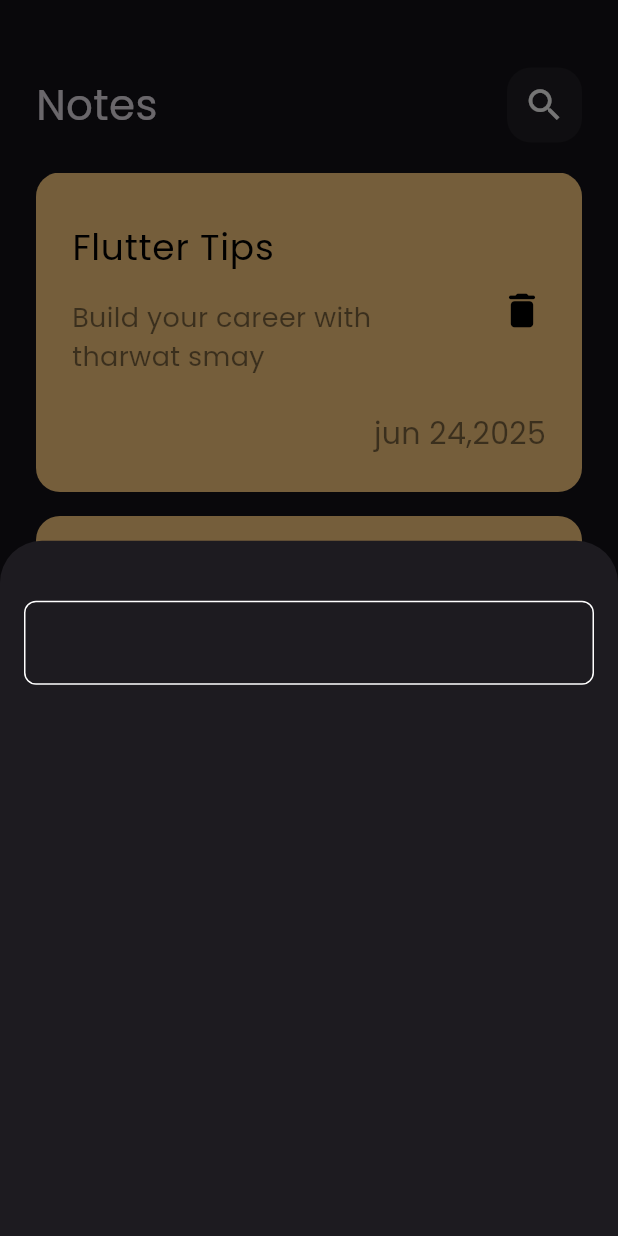
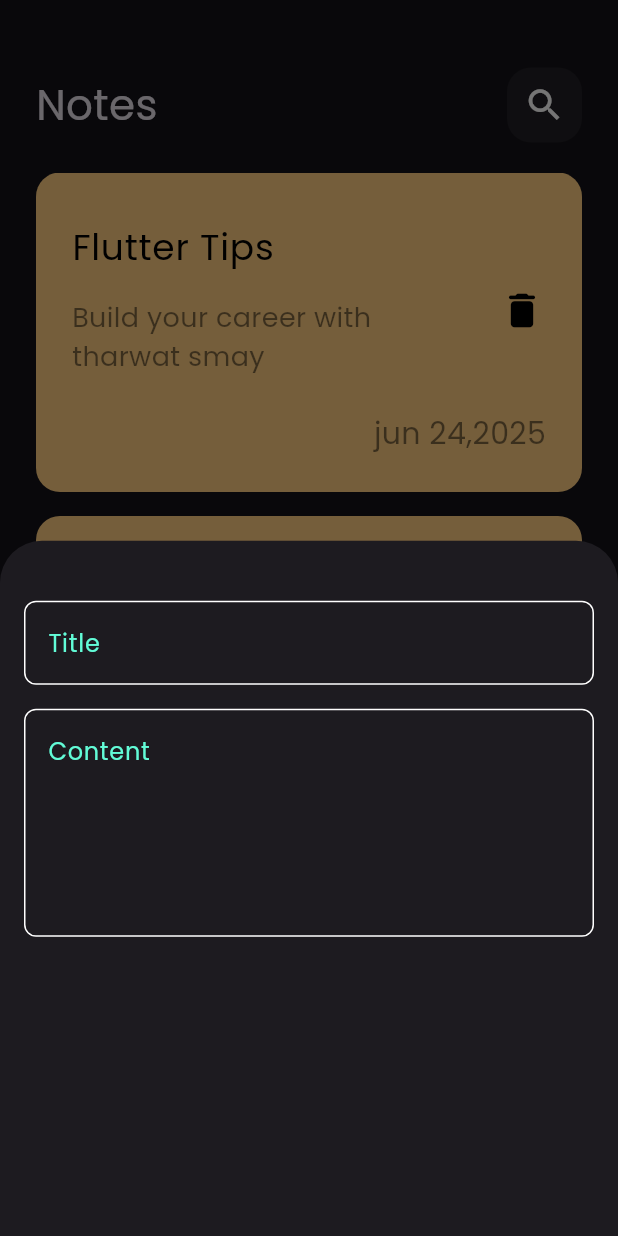
Before and after one commit to a7med287/notes, a Flutter app: the screen it shows after launch, after a tap on the "add" icon, on a phone screen of 412 x 824 dp. Run offline on Flutter 3.47's test engine with Material 3 defaults, Android fonts, the phone set to English and light mode, and no system bars.

Commit message:
add content field to the notes bottom sheet

```diff
--- a/lib/views/widgets/add_note_bottom_sheet.dart
+++ b/lib/views/widgets/add_note_bottom_sheet.dart
@@ -1,10 +1,9 @@
 import 'package:flutter/material.dart';
 
 import 'custom_text_field.dart';
+
 class AddNoteBottomSheet extends StatelessWidget {
-  const AddNoteBottomSheet({
-    super.key,
-  });
+  const AddNoteBottomSheet({super.key});
 
   @override
   Widget build(BuildContext context) {
@@ -12,10 +11,10 @@ class AddNoteBottomSheet extends StatelessWidget {
       padding: const EdgeInsets.symmetric(horizontal: 16.0),
       child: Column(
         children: [
-          SizedBox(
-            height: 40,
-          ),
-         const CustomTextField(),
+          SizedBox(height: 40),
+          const CustomTextField(hintText: 'Title'),
+          SizedBox(height: 16),
+          const CustomTextField(hintText: 'Content', maxLines: 5),
         ],
       ),
     );
--- a/lib/views/widgets/custom_text_field.dart
+++ b/lib/views/widgets/custom_text_field.dart
@@ -2,13 +2,17 @@ import 'package:flutter/material.dart';
 import 'package:notes_app/constants.dart';
 
 class CustomTextField extends StatelessWidget {
-  const CustomTextField({super.key});
-
+  const CustomTextField({super.key, required this.hintText, this.maxLines = 1});
+  final String hintText;
+  final int maxLines;
   @override
   Widget build(BuildContext context) {
     return TextField(
+      maxLines: maxLines,
       cursorColor: kPrimaryColor,
       decoration: InputDecoration(
+        hintText: hintText,
+        hintStyle: TextStyle(color: kPrimaryColor),
         border: buildInputBorder(),
         enabledBorder: buildInputBorder(),
         focusedBorder: buildInputBorder(color: kPrimaryColor),
```
